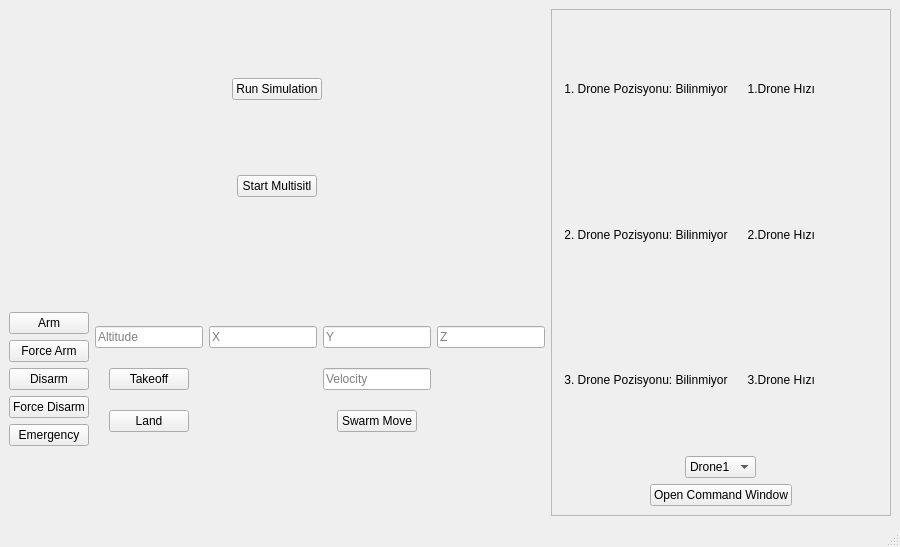
hltdal/Gazebo-mavlink, file gazebo mavlink /designer.ui: the form before one commit.
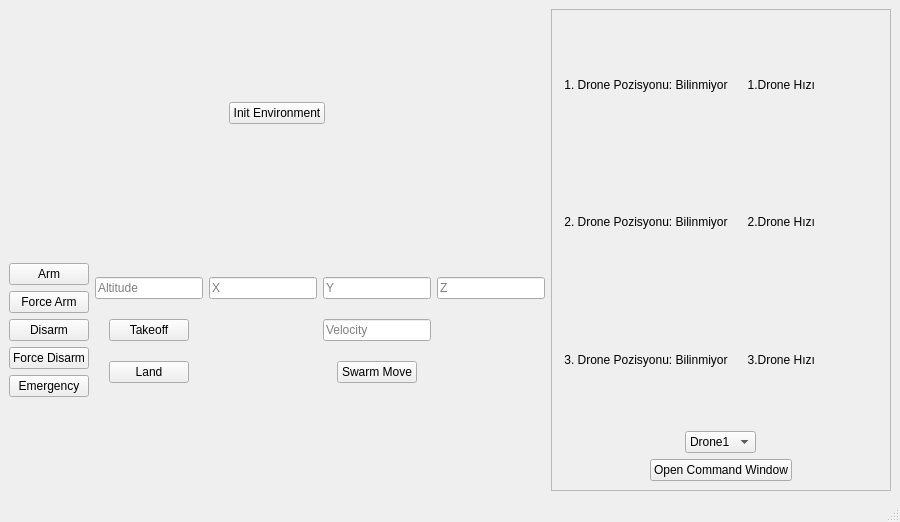
The form after the commit.

Commit message: add drone class, refactor helper

```diff
--- a/gazebo mavlink /designer.ui
+++ b/gazebo mavlink /designer.ui
@@ -7,7 +7,7 @@
     <x>0</x>
     <y>0</y>
     <width>900</width>
-    <height>547</height>
+    <height>522</height>
    </rect>
   </property>
   <property name="windowTitle">
@@ -20,14 +20,7 @@
       <item alignment="Qt::AlignHCenter">
        <widget class="QPushButton" name="run_simulation_button">
         <property name="text">
-         <string>Run Simulation</string>
-        </property>
-       </widget>
-      </item>
-      <item alignment="Qt::AlignHCenter">
-       <widget class="QPushButton" name="start_multisitl_button">
-        <property name="text">
-         <string>Start Multisitl</string>
+         <string>Init Environment</string>
         </property>
        </widget>
       </item>
```
Left out of the diff: 2 changed lines with no effect on the pictures. The commit also changes 6 other files.
